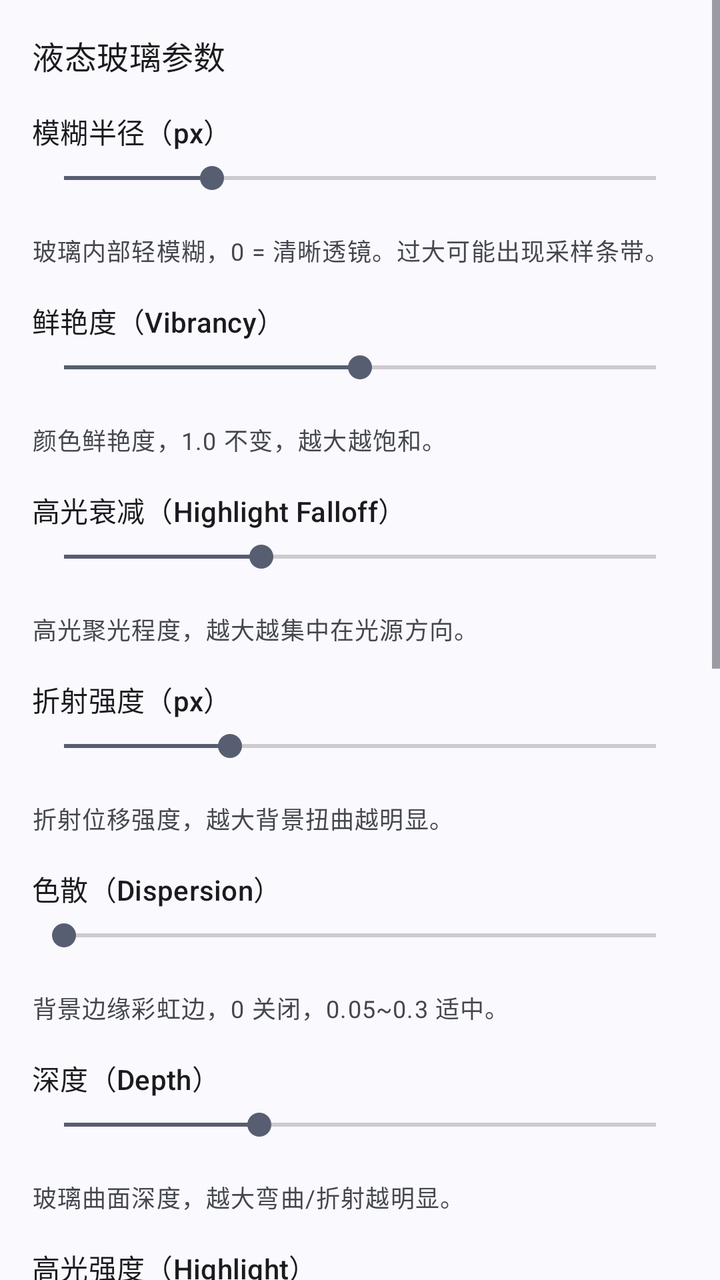
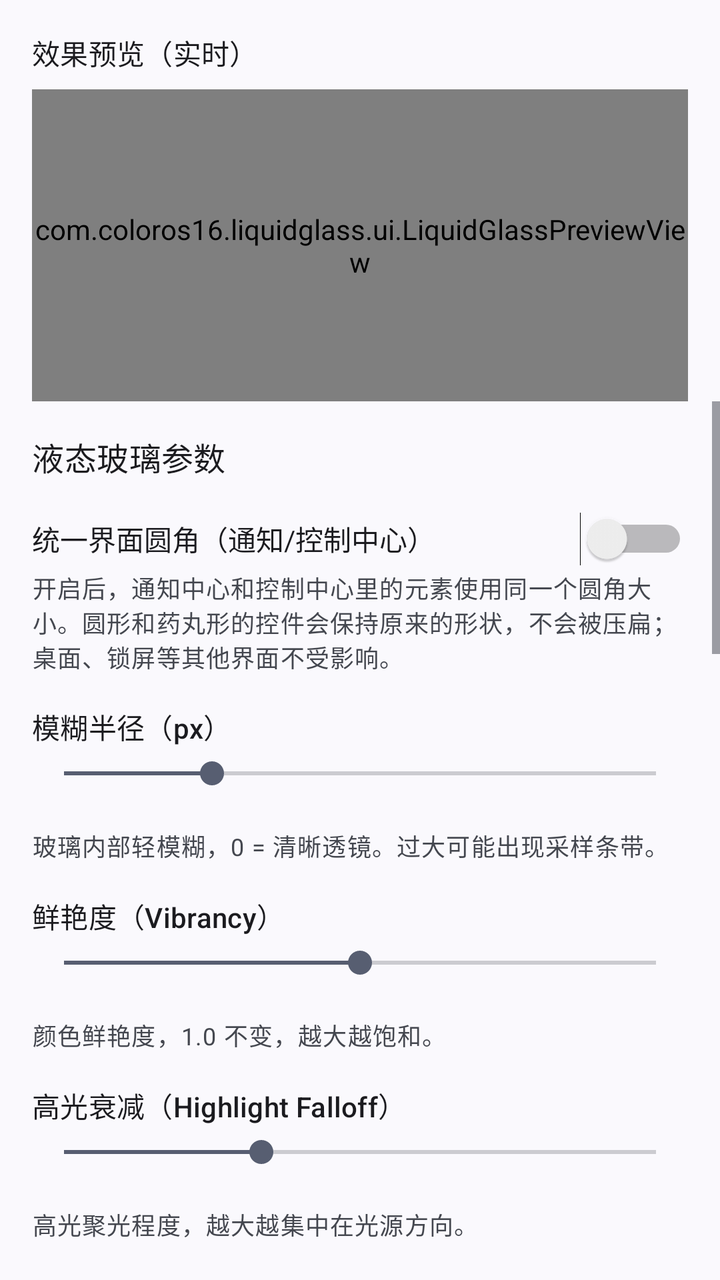

Before-and-after screenshots of an Android layout around one commit, followed by the original layout XML and the change that was made.
<!-- AndroidManifest.xml: application theme Theme.LiquidGlass -->
<!-- res/layout/view_cat_material.xml -->
<?xml version="1.0" encoding="utf-8"?>
<ScrollView xmlns:android="http://schemas.android.com/apk/res/android"
    android:layout_width="match_parent"
    android:layout_height="match_parent"
    android:fillViewport="true">

    <LinearLayout
        android:layout_width="match_parent"
        android:layout_height="wrap_content"
        android:orientation="vertical"
        android:padding="16dp">

        <TextView
            android:layout_width="wrap_content"
            android:layout_height="wrap_content"
            android:text="@string/settings_section_material"
            android:textAppearance="?attr/textAppearanceTitleMedium" />

        <TextView
            android:id="@+id/blurRadiusLabel"
            android:layout_width="wrap_content"
            android:layout_height="wrap_content"
            android:layout_marginTop="16dp"
            android:text="@string/settings_blur_radius"
            android:textAppearance="?attr/textAppearanceTitleSmall" />

        <SeekBar
            android:id="@+id/seekBlurRadius"
            android:layout_width="match_parent"
            android:layout_height="wrap_content"
            android:layout_marginTop="4dp"
            android:max="32"
            android:progress="8" />

        <TextView
            android:id="@+id/blurRadiusValue"
            android:layout_width="wrap_content"
            android:layout_height="wrap_content"
            android:textAppearance="?attr/textAppearanceBodySmall" />

        <TextView
            android:id="@+id/blurRadiusDesc"
            android:layout_width="match_parent"
            android:layout_height="wrap_content"
            android:layout_marginTop="2dp"
            android:text="@string/settings_blur_radius_desc"
            android:textAppearance="?attr/textAppearanceBodySmall"
            android:textColor="?android:attr/textColorSecondary" />

        <TextView
            android:id="@+id/vibrancyLabel"
            android:layout_width="wrap_content"
            android:layout_height="wrap_content"
            android:layout_marginTop="16dp"
            android:text="@string/settings_vibrancy"
            android:textAppearance="?attr/textAppearanceTitleSmall" />

        <SeekBar
            android:id="@+id/seekVibrancy"
            android:layout_width="match_parent"
            android:layout_height="wrap_content"
            android:layout_marginTop="4dp"
            android:max="100"
            android:progress="50" />

        <TextView
            android:id="@+id/vibrancyValue"
            android:layout_width="wrap_content"
            android:layout_height="wrap_content"
            android:textAppearance="?attr/textAppearanceBodySmall" />

        <TextView
            android:id="@+id/vibrancyDesc"
            android:layout_width="match_parent"
            android:layout_height="wrap_content"
            android:layout_marginTop="2dp"
            android:text="@string/settings_vibrancy_desc"
            android:textAppearance="?attr/textAppearanceBodySmall"
            android:textColor="?android:attr/textColorSecondary" />

        <TextView
            android:id="@+id/highlightFalloffLabel"
            android:layout_width="wrap_content"
            android:layout_height="wrap_content"
            android:layout_marginTop="16dp"
            android:text="@string/settings_highlight_falloff"
            android:textAppearance="?attr/textAppearanceTitleSmall" />

        <SeekBar
            android:id="@+id/seekHighlightFalloff"
            android:layout_width="match_parent"
            android:layout_height="wrap_content"
            android:layout_marginTop="4dp"
            android:max="3"
            android:progress="1" />

        <TextView
            android:id="@+id/highlightFalloffValue"
            android:layout_width="wrap_content"
            android:layout_height="wrap_content"
            android:textAppearance="?attr/textAppearanceBodySmall" />

        <TextView
            android:id="@+id/highlightFalloffDesc"
            android:layout_width="match_parent"
            android:layout_height="wrap_content"
            android:layout_marginTop="2dp"
            android:text="@string/settings_highlight_falloff_desc"
            android:textAppearance="?attr/textAppearanceBodySmall"
            android:textColor="?android:attr/textColorSecondary" />

        

        <TextView
            android:id="@+id/refractionAmountLabel"
            android:layout_width="wrap_content"
            android:layout_height="wrap_content"
            android:layout_marginTop="16dp"
            android:text="@string/settings_refraction_amount"
            android:textAppearance="?attr/textAppearanceTitleSmall" />

        <SeekBar
            android:id="@+id/seekRefractionAmount"
            android:layout_width="match_parent"
            android:layout_height="wrap_content"
            android:layout_marginTop="4dp"
            android:max="100"
            android:progress="28" />

        <TextView
            android:id="@+id/refractionAmountValue"
            android:layout_width="wrap_content"
            android:layout_height="wrap_content"
            android:textAppearance="?attr/textAppearanceBodySmall" />

        <TextView
            android:id="@+id/refractionAmountDesc"
            android:layout_width="match_parent"
            android:layout_height="wrap_content"
            android:layout_marginTop="2dp"
            android:text="@string/settings_refraction_amount_desc"
            android:textAppearance="?attr/textAppearanceBodySmall"
            android:textColor="?android:attr/textColorSecondary" />

        <TextView
            android:id="@+id/dispersionLabel"
            android:layout_width="wrap_content"
            android:layout_height="wrap_content"
            android:layout_marginTop="16dp"
            android:text="@string/settings_dispersion"
            android:textAppearance="?attr/textAppearanceTitleSmall" />

        <SeekBar
            android:id="@+id/seekDispersion"
            android:layout_width="match_parent"
            android:layout_height="wrap_content"
            android:layout_marginTop="4dp"
            android:max="30"
            android:progress="0" />

        <TextView
            android:id="@+id/dispersionValue"
            android:layout_width="wrap_content"
            android:layout_height="wrap_content"
            android:textAppearance="?attr/textAppearanceBodySmall" />

        <TextView
            android:id="@+id/dispersionDesc"
            android:layout_width="match_parent"
            android:layout_height="wrap_content"
            android:layout_marginTop="2dp"
            android:text="@string/settings_dispersion_desc"
            android:textAppearance="?attr/textAppearanceBodySmall"
            android:textColor="?android:attr/textColorSecondary" />

        <TextView
            android:id="@+id/depthLabel"
            android:layout_width="wrap_content"
            android:layout_height="wrap_content"
            android:layout_marginTop="16dp"
            android:text="@string/settings_depth"
            android:textAppearance="?attr/textAppearanceTitleSmall" />

        <SeekBar
            android:id="@+id/seekDepth"
            android:layout_width="match_parent"
            android:layout_height="wrap_content"
            android:layout_marginTop="4dp"
            android:max="100"
            android:progress="33" />

        <TextView
            android:id="@+id/depthValue"
            android:layout_width="wrap_content"
            android:layout_height="wrap_content"
            android:textAppearance="?attr/textAppearanceBodySmall" />

        <TextView
            android:id="@+id/depthDesc"
            android:layout_width="match_parent"
            android:layout_height="wrap_content"
            android:layout_marginTop="2dp"
            android:text="@string/settings_depth_desc"
            android:textAppearance="?attr/textAppearanceBodySmall"
            android:textColor="?android:attr/textColorSecondary" />

        <TextView
            android:id="@+id/highlightLabel"
            android:layout_width="wrap_content"
            android:layout_height="wrap_content"
            android:layout_marginTop="16dp"
            android:text="@string/settings_highlight"
            android:textAppearance="?attr/textAppearanceTitleSmall" />

        <SeekBar
            android:id="@+id/seekHighlight"
            android:layout_width="match_parent"
            android:layout_height="wrap_content"
            android:layout_marginTop="4dp"
            android:max="100"
            android:progress="25" />

        <TextView
            android:id="@+id/highlightValue"
            android:layout_width="wrap_content"
            android:layout_height="wrap_content"
            android:textAppearance="?attr/textAppearanceBodySmall" />

        <TextView
            android:id="@+id/highlightDesc"
            android:layout_width="match_parent"
            android:layout_height="wrap_content"
            android:layout_marginTop="2dp"
            android:text="@string/settings_highlight_desc"
            android:textAppearance="?attr/textAppearanceBodySmall"
            android:textColor="?android:attr/textColorSecondary" />

        <TextView
            android:id="@+id/highlightWidthLabel"
            android:layout_width="wrap_content"
            android:layout_height="wrap_content"
            android:layout_marginTop="16dp"
            android:text="@string/settings_highlight_width"
            android:textAppearance="?attr/textAppearanceTitleSmall" />

        <SeekBar
            android:id="@+id/seekHighlightWidth"
            android:layout_width="match_parent"
            android:layout_height="wrap_content"
            android:layout_marginTop="4dp"
            android:max="60"
            android:progress="12" />

        <TextView
            android:id="@+id/highlightWidthValue"
            android:layout_width="wrap_content"
            android:layout_height="wrap_content"
            android:textAppearance="?attr/textAppearanceBodySmall" />

        <TextView
            android:id="@+id/highlightWidthDesc"
            android:layout_width="match_parent"
            android:layout_height="wrap_content"
            android:layout_marginTop="2dp"
            android:text="@string/settings_highlight_width_desc"
            android:textAppearance="?attr/textAppearanceBodySmall"
            android:textColor="?android:attr/textColorSecondary" />

        
        <TextView
            android:id="@+id/highlightFloorLabel"
            android:layout_width="wrap_content"
            android:layout_height="wrap_content"
            android:layout_marginTop="16dp"
            android:text="@string/settings_highlight_floor"
            android:textAppearance="?attr/textAppearanceTitleSmall" />

        <SeekBar
            android:id="@+id/seekHighlightFloor"
            android:layout_width="match_parent"
            android:layout_height="wrap_content"
            android:layout_marginTop="4dp"
            android:max="100"
            android:progress="40" />

        <TextView
            android:id="@+id/highlightFloorValue"
            android:layout_width="wrap_content"
            android:layout_height="wrap_content"
            android:textAppearance="?attr/textAppearanceBodySmall" />

        <TextView
            android:id="@+id/highlightFloorDesc"
            android:layout_width="match_parent"
            android:layout_height="wrap_content"
            android:layout_marginTop="2dp"
            android:text="@string/settings_highlight_floor_desc"
            android:textAppearance="?attr/textAppearanceBodySmall"
            android:textColor="?android:attr/textColorSecondary" />

        <TextView
            android:id="@+id/lightAngleLabel"
            android:layout_width="wrap_content"
            android:layout_height="wrap_content"
            android:layout_marginTop="16dp"
            android:text="@string/settings_light_angle"
            android:textAppearance="?attr/textAppearanceTitleSmall" />

        <SeekBar
            android:id="@+id/seekLightAngle"
            android:layout_width="match_parent"
            android:layout_height="wrap_content"
            android:layout_marginTop="4dp"
            android:max="360"
            android:progress="45" />

        <TextView
            android:id="@+id/lightAngleValue"
            android:layout_width="wrap_content"
            android:layout_height="wrap_content"
            android:textAppearance="?attr/textAppearanceBodySmall" />

        <TextView
            android:id="@+id/lightAngleDesc"
            android:layout_width="match_parent"
            android:layout_height="wrap_content"
            android:layout_marginTop="2dp"
            android:text="@string/settings_light_angle_desc"
            android:textAppearance="?attr/textAppearanceBodySmall"
            android:textColor="?android:attr/textColorSecondary" />

        <TextView
            android:id="@+id/parallaxXLabel"
            android:layout_width="wrap_content"
            android:layout_height="wrap_content"
            android:layout_marginTop="16dp"
            android:text="@string/settings_parallax_x"
            android:textAppearance="?attr/textAppearanceTitleSmall" />

        <SeekBar
            android:id="@+id/seekParallaxX"
            android:layout_width="match_parent"
            android:layout_height="wrap_content"
            android:layout_marginTop="4dp"
            android:max="200"
            android:progress="100" />

        <TextView
            android:id="@+id/parallaxXValue"
            android:layout_width="wrap_content"
            android:layout_height="wrap_content"
            android:textAppearance="?attr/textAppearanceBodySmall" />

        <TextView
            android:id="@+id/parallaxXDesc"
            android:layout_width="match_parent"
            android:layout_height="wrap_content"
            android:layout_marginTop="2dp"
            android:text="@string/settings_parallax_x_desc"
            android:textAppearance="?attr/textAppearanceBodySmall"
            android:textColor="?android:attr/textColorSecondary" />

        <TextView
            android:id="@+id/parallaxYLabel"
            android:layout_width="wrap_content"
            android:layout_height="wrap_content"
            android:layout_marginTop="16dp"
            android:text="@string/settings_parallax_y"
            android:textAppearance="?attr/textAppearanceTitleSmall" />

        <SeekBar
            android:id="@+id/seekParallaxY"
            android:layout_width="match_parent"
            android:layout_height="wrap_content"
            android:layout_marginTop="4dp"
            android:max="200"
            android:progress="100" />

        <TextView
            android:id="@+id/parallaxYValue"
            android:layout_width="wrap_content"
            android:layout_height="wrap_content"
            android:textAppearance="?attr/textAppearanceBodySmall" />

        <TextView
            android:id="@+id/parallaxYDesc"
            android:layout_width="match_parent"
            android:layout_height="wrap_content"
            android:layout_marginTop="2dp"
            android:text="@string/settings_parallax_y_desc"
            android:textAppearance="?attr/textAppearanceBodySmall"
            android:textColor="?android:attr/textColorSecondary" />

    </LinearLayout>
</ScrollView>
<!-- resources referenced by this layout -->
<resources>
  <string name="settings_blur_radius">模糊半径（px）</string>
  <string name="settings_blur_radius_desc">玻璃内部轻模糊，0 = 清晰透镜。过大可能出现采样条带。</string>
  <string name="settings_depth">深度（Depth）</string>
  <string name="settings_depth_desc">玻璃曲面深度，越大弯曲/折射越明显。</string>
  <string name="settings_dispersion">色散（Dispersion）</string>
  <string name="settings_dispersion_desc">背景边缘彩虹边，0 关闭，0.05~0.3 适中。</string>
  <string name="settings_highlight">高光强度（Highlight）</string>
  <string name="settings_highlight_desc">高光亮度，越大越亮。</string>
  <string name="settings_highlight_falloff">高光衰减（Highlight Falloff）</string>
  <string name="settings_highlight_falloff_desc">高光聚光程度，越大越集中在光源方向。</string>
  <string name="settings_highlight_floor">弧线高光保底</string>
  <string name="settings_highlight_floor_desc">圆角弧线处的高光保底。0 = 只保留方向性（弧线因法线与光源垂直而偏暗）；1 = 整圈均匀一条亮线（相当于直接描一条边）。</string>
  <string name="settings_highlight_width">高光宽度（px）</string>
  <string name="settings_highlight_width_desc">高光带宽度，越大越宽。</string>
  <string name="settings_light_angle">光角度（Light Angle）</string>
  <string name="settings_light_angle_desc">高光光源方向角度。</string>
  <string name="settings_parallax_x">视差 X（Parallax X）</string>
  <string name="settings_parallax_x_desc">背景采样水平偏移，0 关闭视差。</string>
  <string name="settings_parallax_y">视差 Y（Parallax Y）</string>
  <string name="settings_parallax_y_desc">背景采样垂直偏移，0 关闭视差。</string>
  <string name="settings_refraction_amount">折射强度（px）</string>
  <string name="settings_refraction_amount_desc">折射位移强度，越大背景扭曲越明显。</string>
  <string name="settings_section_material">液态玻璃参数</string>
  <string name="settings_vibrancy">鲜艳度（Vibrancy）</string>
  <string name="settings_vibrancy_desc">颜色鲜艳度，1.0 不变，越大越饱和。</string>
  <style name="Theme.LiquidGlass" parent="Theme.Material3.DynamicColors.DayNight.NoActionBar" />
</resources>

<!-- the commit's change to res/layout/view_cat_material.xml (unified diff, before → after) -->
@@ -1,14 +1,38 @@
 <?xml version="1.0" encoding="utf-8"?>
-<ScrollView xmlns:android="http://schemas.android.com/apk/res/android"
+<LinearLayout xmlns:android="http://schemas.android.com/apk/res/android"
+    xmlns:app="http://schemas.android.com/apk/res-auto"
     android:layout_width="match_parent"
     android:layout_height="match_parent"
-    android:fillViewport="true">
-
-    <LinearLayout
+    android:orientation="vertical">
+
+    <TextView
+        android:layout_width="wrap_content"
+        android:layout_height="wrap_content"
+        android:layout_marginStart="16dp"
+        android:layout_marginTop="16dp"
+        android:layout_marginEnd="16dp"
+        android:text="@string/settings_material_preview"
+        android:textAppearance="?attr/textAppearanceTitleSmall" />
+
+    <com.coloros16.liquidglass.ui.LiquidGlassPreviewView
+        android:id="@+id/materialPreview"
         android:layout_width="match_parent"
-        android:layout_height="wrap_content"
-        android:orientation="vertical"
-        android:padding="16dp">
+        android:layout_height="156dp"
+        android:layout_marginStart="16dp"
+        android:layout_marginTop="8dp"
+        android:layout_marginEnd="16dp" />
+
+    <ScrollView
+        android:layout_width="match_parent"
+        android:layout_height="0dp"
+        android:layout_weight="1"
+        android:fillViewport="true">
+
+        <LinearLayout
+            android:layout_width="match_parent"
+            android:layout_height="wrap_content"
+            android:orientation="vertical"
+            android:padding="16dp">
 
         <TextView
             android:layout_width="wrap_content"
@@ -16,6 +40,57 @@
             android:text="@string/settings_section_material"
             android:textAppearance="?attr/textAppearanceTitleMedium" />
 
+        
+        <Switch
+            android:id="@+id/switchUnifiedCorner"
+            android:layout_width="match_parent"
+            android:layout_height="wrap_content"
+            android:layout_marginTop="16dp"
+            android:text="@string/settings_unified_corner" />
+
+        <TextView
+            android:layout_width="match_parent"
+            android:layout_height="wrap_content"
+            android:layout_marginTop="2dp"
+            android:text="@string/settings_unified_corner_desc"
+            android:textAppearance="?attr/textAppearanceBodySmall"
+            android:textColor="?android:attr/textColorSecondary" />
+
+        <TextView
+            android:id="@+id/unifiedCornerPxLabel"
+            android:layout_width="wrap_content"
+            android:layout_height="wrap_content"
+            android:layout_marginTop="16dp"
+            android:text="@string/settings_unified_corner_px"
+            android:textAppearance="?attr/textAppearanceTitleSmall"
+            android:visibility="gone" />
+
+        <SeekBar
+            android:id="@+id/seekUnifiedCornerPx"
+            android:layout_width="match_parent"
+            android:layout_height="wrap_content"
+            android:layout_marginTop="4dp"
+            android:max="192"
+            android:progress="40"
+            android:visibility="gone" />
+
+        <TextView
+            android:id="@+id/unifiedCornerPxValue"
+            android:layout_width="wrap_content"
+            android:layout_height="wrap_content"
+            android:textAppearance="?attr/textAppearanceBodySmall"
+            android:visibility="gone" />
+
+        <TextView
+            android:id="@+id/unifiedCornerPxDesc"
+            android:layout_width="match_parent"
+            android:layout_height="wrap_content"
+            android:layout_marginTop="2dp"
+            android:text="@string/settings_unified_corner_px_desc"
+            android:textAppearance="?attr/textAppearanceBodySmall"
+            android:textColor="?android:attr/textColorSecondary"
+            android:visibility="gone" />
+
         <TextView
             android:id="@+id/blurRadiusLabel"
             android:layout_width="wrap_content"
@@ -110,6 +185,96 @@
             android:textColor="?android:attr/textColorSecondary" />
 
         
+        <TextView
+            android:id="@+id/refractionHeightModeLabel"
+            android:layout_width="wrap_content"
+            android:layout_height="wrap_content"
+            android:layout_marginTop="16dp"
+            android:text="@string/settings_refraction_height_mode"
+            android:textAppearance="?attr/textAppearanceTitleSmall" />
+
+        <com.google.android.material.chip.ChipGroup
+            android:id="@+id/refractionHeightModeChips"
+            android:layout_width="match_parent"
+            android:layout_height="wrap_content"
+            android:layout_marginTop="4dp"
+            app:chipSpacingHorizontal="8dp"
+            app:selectionRequired="true"
+            app:singleSelection="true" />
+
+        <TextView
+            android:layout_width="match_parent"
+            android:layout_height="wrap_content"
+            android:layout_marginTop="2dp"
+            android:text="@string/settings_refraction_height_mode_desc"
+            android:textAppearance="?attr/textAppearanceBodySmall"
+            android:textColor="?android:attr/textColorSecondary" />
+
+        <TextView
+            android:id="@+id/refractionHeightRatioLabel"
+            android:layout_width="wrap_content"
+            android:layout_height="wrap_content"
+            android:layout_marginTop="16dp"
+            android:text="@string/settings_refraction_height_ratio"
+            android:textAppearance="?attr/textAppearanceTitleSmall" />
+
+        <SeekBar
+            android:id="@+id/seekRefractionHeightRatio"
+            android:layout_width="match_parent"
+            android:layout_height="wrap_content"
+            android:layout_marginTop="4dp"
+            android:max="90"
+            android:progress="40" />
+
+        <TextView
+            android:id="@+id/refractionHeightRatioValue"
+            android:layout_width="wrap_content"
+            android:layout_height="wrap_content"
+            android:textAppearance="?attr/textAppearanceBodySmall" />
+
+        <TextView
+            android:id="@+id/refractionHeightRatioDesc"
+            android:layout_width="match_parent"
+            android:layout_height="wrap_content"
+            android:layout_marginTop="2dp"
+            android:text="@string/settings_refraction_height_ratio_desc"
+            android:textAppearance="?attr/textAppearanceBodySmall"
+            android:textColor="?android:attr/textColorSecondary" />
+
+        <TextView
+            android:id="@+id/refractionHeightPxLabel"
+            android:layout_width="wrap_content"
+            android:layout_height="wrap_content"
+            android:layout_marginTop="16dp"
+            android:text="@string/settings_refraction_height_px"
+            android:textAppearance="?attr/textAppearanceTitleSmall"
+            android:visibility="gone" />
+
+        <SeekBar
+            android:id="@+id/seekRefractionHeightPx"
+            android:layout_width="match_parent"
+            android:layout_height="wrap_content"
+            android:layout_marginTop="4dp"
+            android:max="392"
+            android:progress="56"
+            android:visibility="gone" />
+
+        <TextView
+            android:id="@+id/refractionHeightPxValue"
+            android:layout_width="wrap_content"
+            android:layout_height="wrap_content"
+            android:textAppearance="?attr/textAppearanceBodySmall"
+            android:visibility="gone" />
+
+        <TextView
+            android:id="@+id/refractionHeightPxDesc"
+            android:layout_width="match_parent"
+            android:layout_height="wrap_content"
+            android:layout_marginTop="2dp"
+            android:text="@string/settings_refraction_height_px_desc"
+            android:textAppearance="?attr/textAppearanceBodySmall"
+            android:textColor="?android:attr/textColorSecondary"
+            android:visibility="gone" />
 
         <TextView
             android:id="@+id/refractionAmountLabel"
@@ -391,5 +556,6 @@
             android:textAppearance="?attr/textAppearanceBodySmall"
             android:textColor="?android:attr/textColorSecondary" />
 
-    </LinearLayout>
-</ScrollView>
+        </LinearLayout>
+    </ScrollView>
+</LinearLayout>
<!-- resource entries referenced after the edit -->
@@ -16,13 +16,24 @@
   <string name="settings_highlight_width_desc">高光带宽度，越大越宽。</string>
   <string name="settings_light_angle">光角度（Light Angle）</string>
   <string name="settings_light_angle_desc">高光光源方向角度。</string>
+  <string name="settings_material_preview">效果预览（实时）</string>
   <string name="settings_parallax_x">视差 X（Parallax X）</string>
   <string name="settings_parallax_x_desc">背景采样水平偏移，0 关闭视差。</string>
   <string name="settings_parallax_y">视差 Y（Parallax Y）</string>
   <string name="settings_parallax_y_desc">背景采样垂直偏移，0 关闭视差。</string>
   <string name="settings_refraction_amount">折射强度（px）</string>
   <string name="settings_refraction_amount_desc">折射位移强度，越大背景扭曲越明显。</string>
+  <string name="settings_refraction_height_mode">折射区域</string>
+  <string name="settings_refraction_height_mode_desc">「相对」按元素短边的比例算，元素越大带越宽；「绝对」固定像素数，所有元素一样宽。</string>
+  <string name="settings_refraction_height_px">绝对（像素）</string>
+  <string name="settings_refraction_height_px_desc">折射环带固定为这么多像素，不随元素大小变化。</string>
+  <string name="settings_refraction_height_ratio">相对（短边比例）</string>
+  <string name="settings_refraction_height_ratio_desc">折射环带的高度占元素短边的比例，0.50 = 短边一半（默认，即改动前效果），1.00 = 整条短边都是折射带。值越大边缘扭曲的范围越宽。</string>
   <string name="settings_section_material">液态玻璃参数</string>
+  <string name="settings_unified_corner">统一界面圆角（通知/控制中心）</string>
+  <string name="settings_unified_corner_desc">开启后，通知中心和控制中心里的元素使用同一个圆角大小。圆形和药丸形的控件会保持原来的形状，不会被压扁；桌面、锁屏等其他界面不受影响。</string>
+  <string name="settings_unified_corner_px">统一圆角（px）</string>
+  <string name="settings_unified_corner_px_desc">统一使用的圆角大小。比控件本身圆角小的会被放大到这个值；圆形和药丸形控件不会变。</string>
   <string name="settings_vibrancy">鲜艳度（Vibrancy）</string>
   <string name="settings_vibrancy_desc">颜色鲜艳度，1.0 不变，越大越饱和。</string>
   <style name="Theme.LiquidGlass" parent="Theme.Material3.DynamicColors.DayNight.NoActionBar" />
